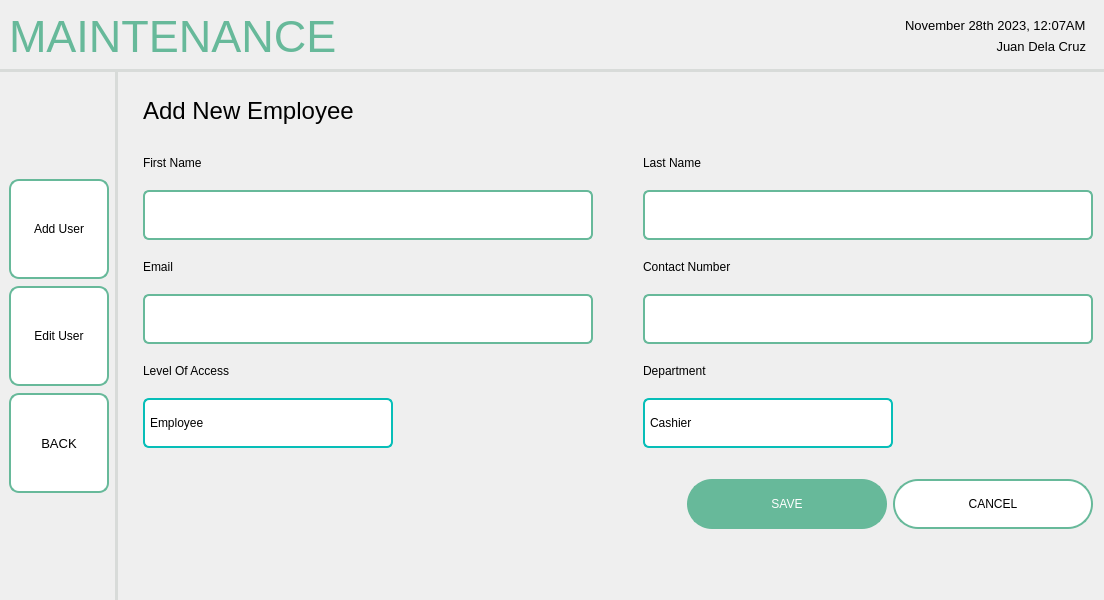
This is screens/ui/maintenanceADDUser.ui in sehae/POS-with-Inventory-System as Qt 5 draws it before an edit. The edited form follows.
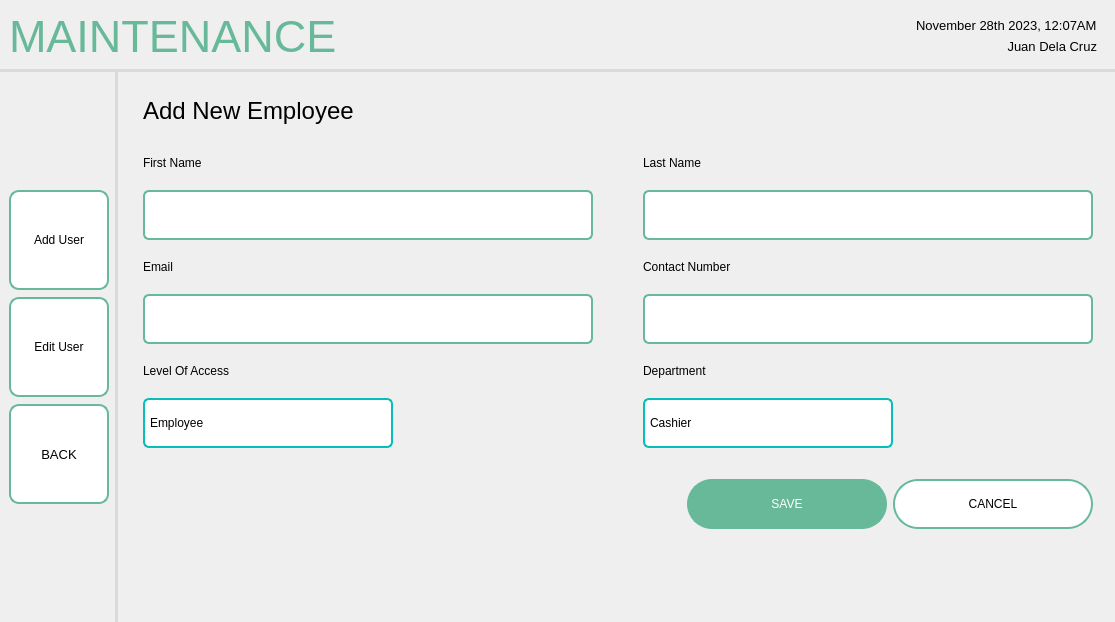
This is the edited form. Icons and pictures are not drawn.

```diff
--- a/screens/ui/maintenanceADDUser.ui
+++ b/screens/ui/maintenanceADDUser.ui
@@ -6,8 +6,8 @@
    <rect>
     <x>0</x>
     <y>0</y>
-    <width>800</width>
-    <height>600</height>
+    <width>1115</width>
+    <height>622</height>
    </rect>
   </property>
   <property name="windowTitle">
```
